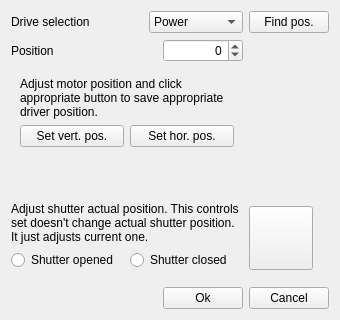
First picture: the form in software/lcu03/src/settings_dlg.ui, repository z80/lcu03, before the edit.
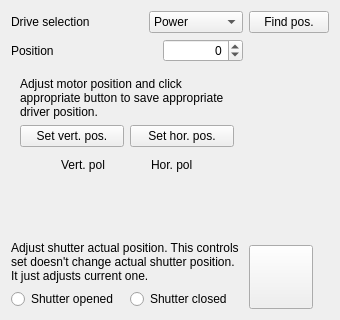
Second picture: the form after the edit. The open tabs and pages were chosen to show the change. Icons and pictures are not drawn.

The edit to the form file:
```diff
--- a/software/lcu03/src/settings_dlg.ui
+++ b/software/lcu03/src/settings_dlg.ui
@@ -10,6 +10,12 @@
     <height>320</height>
    </rect>
   </property>
+  <property name="sizePolicy">
+   <sizepolicy hsizetype="Fixed" vsizetype="Fixed">
+    <horstretch>0</horstretch>
+    <verstretch>0</verstretch>
+   </sizepolicy>
+  </property>
   <property name="minimumSize">
    <size>
     <width>340</width>
@@ -164,6 +170,63 @@
              </item>
             </layout>
            </item>
+           <item>
+            <layout class="QHBoxLayout" name="horizontalLayout_7">
+             <item>
+              <spacer name="horizontalSpacer_7">
+               <property name="orientation">
+                <enum>Qt::Horizontal</enum>
+               </property>
+               <property name="sizeHint" stdset="0">
+                <size>
+                 <width>40</width>
+                 <height>20</height>
+                </size>
+               </property>
+              </spacer>
+             </item>
+             <item>
+              <widget class="QLabel" name="maxPowerLbl">
+               <property name="text">
+                <string>Max power</string>
+               </property>
+              </widget>
+             </item>
+             <item>
+              <spacer name="horizontalSpacer_3">
+               <property name="orientation">
+                <enum>Qt::Horizontal</enum>
+               </property>
+               <property name="sizeHint" stdset="0">
+                <size>
+                 <width>40</width>
+                 <height>20</height>
+                </size>
+               </property>
+              </spacer>
+             </item>
+             <item>
+              <widget class="QLabel" name="minPowerLbl">
+               <property name="text">
+                <string>Min power</string>
+               </property>
+              </widget>
+             </item>
+             <item>
+              <spacer name="horizontalSpacer_8">
+               <property name="orientation">
+                <enum>Qt::Horizontal</enum>
+               </property>
+               <property name="sizeHint" stdset="0">
+                <size>
+                 <width>40</width>
+                 <height>20</height>
+                </size>
+               </property>
+              </spacer>
+             </item>
+            </layout>
+           </item>
           </layout>
          </widget>
          <widget class="QWidget" name="polarization">
@@ -196,6 +259,63 @@
              </item>
             </layout>
            </item>
+           <item>
+            <layout class="QHBoxLayout" name="horizontalLayout_8">
+             <item>
+              <spacer name="horizontalSpacer_5">
+               <property name="orientation">
+                <enum>Qt::Horizontal</enum>
+               </property>
+               <property name="sizeHint" stdset="0">
+                <size>
+                 <width>40</width>
+                 <height>20</height>
+                </size>
+               </property>
+              </spacer>
+             </item>
+             <item>
+              <widget class="QLabel" name="vertPolLbl">
+               <property name="text">
+                <string>Vert. pol</string>
+               </property>
+              </widget>
+             </item>
+             <item>
+              <spacer name="horizontalSpacer_4">
+               <property name="orientation">
+                <enum>Qt::Horizontal</enum>
+               </property>
+               <property name="sizeHint" stdset="0">
+                <size>
+                 <width>40</width>
+                 <height>20</height>
+                </size>
+               </property>
+              </spacer>
+             </item>
+             <item>
+              <widget class="QLabel" name="horPolLbl">
+               <property name="text">
+                <string>Hor. pol</string>
+               </property>
+              </widget>
+             </item>
+             <item>
+              <spacer name="horizontalSpacer_6">
+               <property name="orientation">
+                <enum>Qt::Horizontal</enum>
+               </property>
+               <property name="sizeHint" stdset="0">
+                <size>
+                 <width>40</width>
+                 <height>20</height>
+                </size>
+               </property>
+              </spacer>
+             </item>
+            </layout>
+           </item>
           </layout>
          </widget>
         </widget>
@@ -308,50 +428,6 @@
      </item>
     </layout>
    </item>
-   <item>
-    <spacer name="verticalSpacer_3">
-     <property name="orientation">
-      <enum>Qt::Vertical</enum>
-     </property>
-     <property name="sizeHint" stdset="0">
-      <size>
-       <width>20</width>
-       <height>9</height>
-      </size>
-     </property>
-    </spacer>
-   </item>
-   <item>
-    <layout class="QHBoxLayout" name="horizontalLayout_7">
-     <item>
-      <spacer name="horizontalSpacer_3">
-       <property name="orientation">
-        <enum>Qt::Horizontal</enum>
-       </property>
-       <property name="sizeHint" stdset="0">
-        <size>
-         <width>40</width>
-         <height>20</height>
-        </size>
-       </property>
-      </spacer>
-     </item>
-     <item>
-      <widget class="QPushButton" name="ok">
-       <property name="text">
-        <string>Ok</string>
-       </property>
-      </widget>
-     </item>
-     <item>
-      <widget class="QPushButton" name="cancel">
-       <property name="text">
-        <string>Cancel</string>
-       </property>
-      </widget>
-     </item>
-    </layout>
-   </item>
   </layout>
  </widget>
  <resources>
```
Left out of the diff: 47 changed lines with no effect on the pictures.
